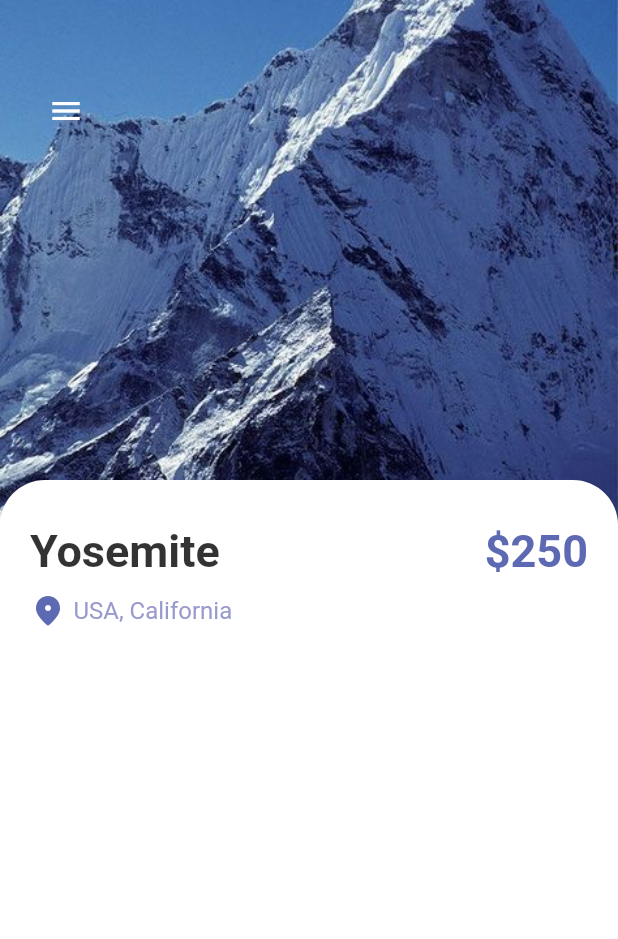
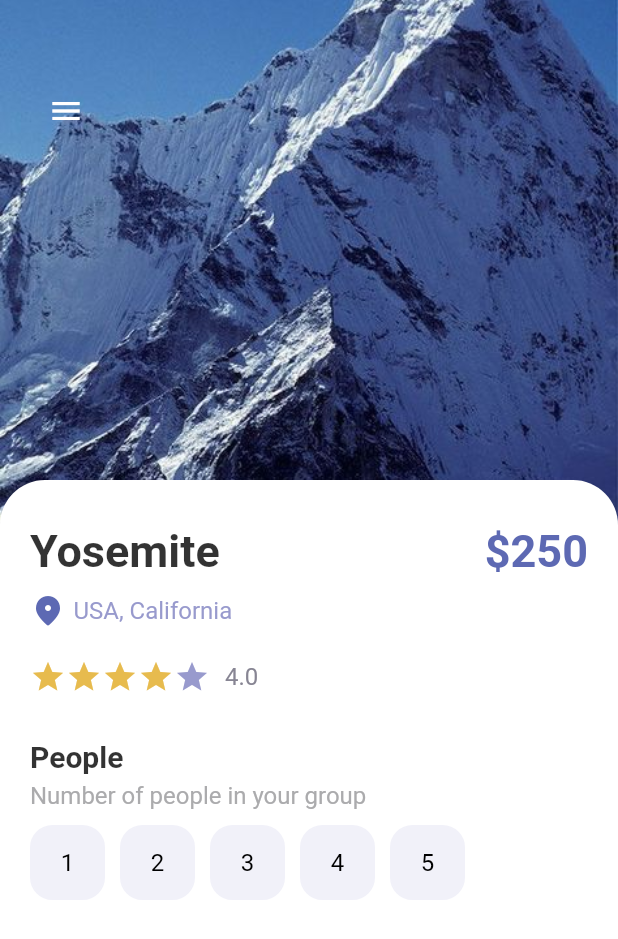
Before and after one commit to FrankDannyA/travel_app_cubit, a Flutter app: the screen it shows after launch, on a phone screen of 412 x 824 dp. Shown: the top 939 px of the screen. Run offline on Flutter 3.47's test engine with Material 2 defaults, Android fonts, the phone set to English and light mode, and no system bars.

Commit message:
Select people count

```diff
--- a/lib/pages/detail_page.dart
+++ b/lib/pages/detail_page.dart
@@ -1,5 +1,6 @@
 import 'package:flutter/material.dart';
 import 'package:travel_app_cubit/misc/colors.dart';
+import 'package:travel_app_cubit/widgets/app_button.dart';
 import 'package:travel_app_cubit/widgets/app_large_text.dart';
 import 'package:travel_app_cubit/widgets/app_text.dart';
 
@@ -11,6 +12,9 @@ class DetailPage extends StatefulWidget {
 }
 
 class _DetailPageState extends State<DetailPage> {
+  int gottenStars = 4;
+  int selectedIndex = -1;
+
   @override
   Widget build(BuildContext context) {
     return Scaffold(
@@ -62,6 +66,7 @@ class _DetailPageState extends State<DetailPage> {
                   ),
                 ),
                 child: Column(
+                  crossAxisAlignment: CrossAxisAlignment.start,
                   children: [
                     //title | price
                     Row(
@@ -84,10 +89,69 @@ class _DetailPageState extends State<DetailPage> {
                         Icon(Icons.place_rounded, color: AppColors.mainColor),
                         const SizedBox(width: 5),
                         AppText(
-                            text: "USA, California",
-                            color: AppColors.textColor1)
+                          text: "USA, California",
+                          color: AppColors.textColor1,
+                        ),
                       ],
-                    )
+                    ),
+                    const SizedBox(height: 20),
+                    //star wiget
+                    Row(
+                      children: [
+                        Wrap(
+                          children: List.generate(5, (index) {
+                            return Icon(
+                              Icons.star,
+                              color: index < gottenStars
+                                  ? AppColors.starColor
+                                  : AppColors.textColor1,
+                            );
+                          }),
+                        ),
+                        const SizedBox(width: 10),
+                        AppText(text: "4.0", color: AppColors.textColor2),
+                      ],
+                    ),
+                    //number of people
+                    const SizedBox(height: 30),
+                    AppLargeText(
+                      text: "People",
+                      color: Colors.black.withOpacity(0.8),
+                      size: 20,
+                    ),
+                    const SizedBox(height: 5),
+                    AppText(
+                      text: "Number of people in your group",
+                      color: AppColors.mainTextColor,
+                    ),
+                    const SizedBox(height: 10),
+                    Wrap(
+                      children: List.generate(5, (index) {
+                        return InkWell(
+                          onTap: () {
+                            setState(() {
+                              selectedIndex = index;
+                            });
+                          },
+                          child: Padding(
+                            padding: const EdgeInsets.only(right: 10),
+                            child: AppButton(
+                              size: 50,
+                              color: selectedIndex == index
+                                  ? Colors.white
+                                  : Colors.black,
+                              backgroundColor: selectedIndex == index
+                                  ? Colors.black
+                                  : AppColors.buttonBackground,
+                              borderColor: selectedIndex == index
+                                  ? Colors.black
+                                  : AppColors.buttonBackground,
+                              text: (index + 1).toString(),
+                            ),
+                          ),
+                        );
+                      }),
+                    ),
                   ],
                 ),
               ),
--- /dev/null
+++ b/lib/widgets/app_button.dart
@@ -0,0 +1,50 @@
+import 'package:flutter/material.dart';
+import 'package:travel_app_cubit/widgets/app_text.dart';
+
+class AppButton extends StatelessWidget {
+  bool isIcon;
+  IconData? icon;
+  String? text;
+  double size;
+  final Color color;
+  final Color backgroundColor;
+  final Color borderColor;
+
+  AppButton({
+    Key? key,
+    this.isIcon = false,
+    this.text,
+    this.icon,
+    required this.size,
+    required this.color,
+    required this.backgroundColor,
+    required this.borderColor,
+  }) : super(key: key);
+
+  @override
+  Widget build(BuildContext context) {
+    return Container(
+      height: size,
+      width: size,
+      decoration: BoxDecoration(
+        color: backgroundColor,
+        borderRadius: BorderRadius.circular(15),
+        border: Border.all(
+          color: borderColor,
+          width: 1,
+        ),
+      ),
+      child: Center(
+        child: isIcon
+            ? Icon(
+                icon,
+                color: color,
+              )
+            : AppText(
+                text: text!,
+                color: color,
+              ),
+      ),
+    );
+  }
+}
```
